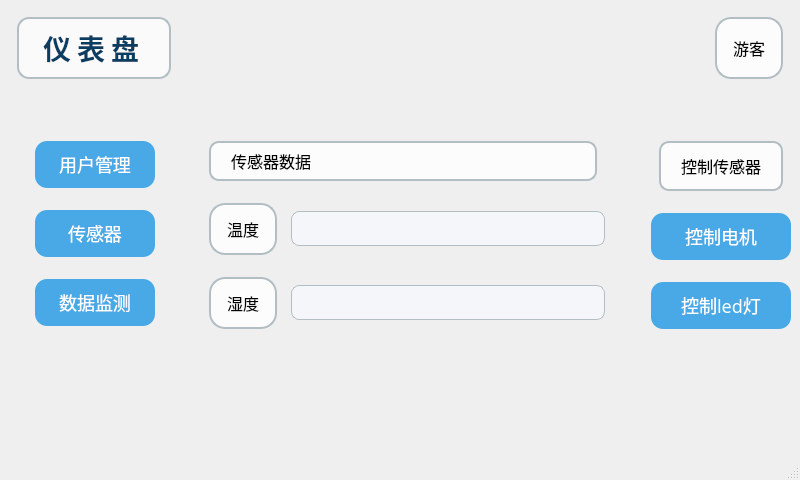
Before: the Qt Designer form mainwin.ui in JinJieBeWater/oceanSystem, drawn with Qt 5.
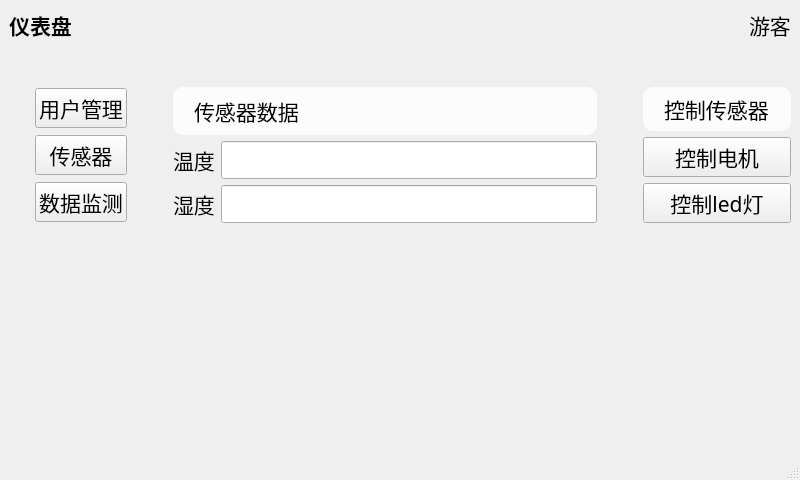
After: the same form once the commit is applied. Icons and pictures are not drawn.

Commit message: ✨ feat(ui): 移除冗余样式，优化用户管理窗口和主窗口的界面布局

The edit to the form file:
```diff
--- a/mainwin.ui
+++ b/mainwin.ui
@@ -14,49 +14,7 @@
    <string>仪表盘</string>
   </property>
   <property name="styleSheet">
-   <string notr="true">
-QMainWindow{border-image: url(D:/University/Yue inlay/qt/oceaSsystem/resources/ocean.jpg);}
-QLabel#title {
-    color: #0a3d62;
-    font-size: 28px;
-    font-weight: bold;
-    letter-spacing: 6px;
-    background: rgba(255,255,255,0.7);
-    border-radius: 12px;
-    padding: 8px 24px;
-}
-QPushButton {
-    background-color: #48a9e6;
-    color: white;
-    border-radius: 12px;
-    font-size: 18px;
-    padding: 10px 24px;
-    margin: 8px 0;
-}
-QPushButton:hover {
-    background-color: #357ab7;
-}
-QWidget#centralwidget {
-    background: transparent;
-}
-QGroupBox, QFrame {
-    background: rgba(255,255,255,0.8);
-    border: 1.5px solid #b2bec3;
-    border-radius: 16px;
-    margin: 8px;
-    padding: 12px;
-}
-QLabel {
-    font-size: 16px;
-}
-QLineEdit {
-    border-radius: 8px;
-    border: 1px solid #b2bec3;
-    padding: 4px 8px;
-    font-size: 16px;
-    background: #f5f6fa;
-}
-   </string>
+   <string notr="true"/>
   </property>
   <widget class="QWidget" name="centralwidget">
    <layout class="QGridLayout" name="gridLayout">
@@ -73,7 +31,7 @@
         <property name="font">
          <font>
           <family>隶书</family>
-          <pointsize>-1</pointsize>
+          <pointsize>16</pointsize>
           <weight>75</weight>
           <bold>true</bold>
          </font>
@@ -107,6 +65,12 @@
           <verstretch>0</verstretch>
          </sizepolicy>
         </property>
+        <property name="font">
+         <font>
+          <family>隶书</family>
+          <pointsize>16</pointsize>
+         </font>
+        </property>
         <property name="text">
          <string>游客</string>
         </property>
@@ -139,7 +103,7 @@
           <property name="font">
            <font>
             <family>隶书</family>
-            <pointsize>-1</pointsize>
+            <pointsize>16</pointsize>
            </font>
           </property>
           <property name="text">
@@ -152,7 +116,7 @@
           <property name="font">
            <font>
             <family>隶书</family>
-            <pointsize>-1</pointsize>
+            <pointsize>16</pointsize>
            </font>
           </property>
           <property name="text">
@@ -165,7 +129,7 @@
           <property name="font">
            <font>
             <family>隶书</family>
-            <pointsize>-1</pointsize>
+            <pointsize>16</pointsize>
            </font>
           </property>
           <property name="text">
@@ -200,7 +164,7 @@
             <property name="font">
              <font>
               <family>隶书</family>
-              <pointsize>-1</pointsize>
+              <pointsize>16</pointsize>
              </font>
             </property>
             <property name="styleSheet">
@@ -218,7 +182,7 @@
               <property name="font">
                <font>
                 <family>隶书</family>
-                <pointsize>-1</pointsize>
+                <pointsize>16</pointsize>
                </font>
               </property>
               <property name="text">
@@ -237,7 +201,7 @@
               <property name="font">
                <font>
                 <family>隶书</family>
-                <pointsize>-1</pointsize>
+                <pointsize>16</pointsize>
                </font>
               </property>
              </widget>
@@ -251,7 +215,7 @@
               <property name="font">
                <font>
                 <family>隶书</family>
-                <pointsize>-1</pointsize>
+                <pointsize>16</pointsize>
                </font>
               </property>
               <property name="text">
@@ -270,7 +234,7 @@
               <property name="font">
                <font>
                 <family>隶书</family>
-                <pointsize>-1</pointsize>
+                <pointsize>16</pointsize>
                </font>
               </property>
              </widget>
@@ -302,7 +266,7 @@
             <property name="font">
              <font>
               <family>隶书</family>
-              <pointsize>-1</pointsize>
+              <pointsize>16</pointsize>
              </font>
             </property>
             <property name="styleSheet">
@@ -318,7 +282,7 @@
             <property name="font">
              <font>
               <family>隶书</family>
-              <pointsize>-1</pointsize>
+              <pointsize>16</pointsize>
              </font>
             </property>
             <property name="text">
@@ -331,7 +295,7 @@
             <property name="font">
              <font>
               <family>隶书</family>
-              <pointsize>-1</pointsize>
+              <pointsize>16</pointsize>
              </font>
             </property>
             <property name="text">
```
Left out of the diff: 2 changed lines with no effect on the pictures. The commit also changes 5 other files.
